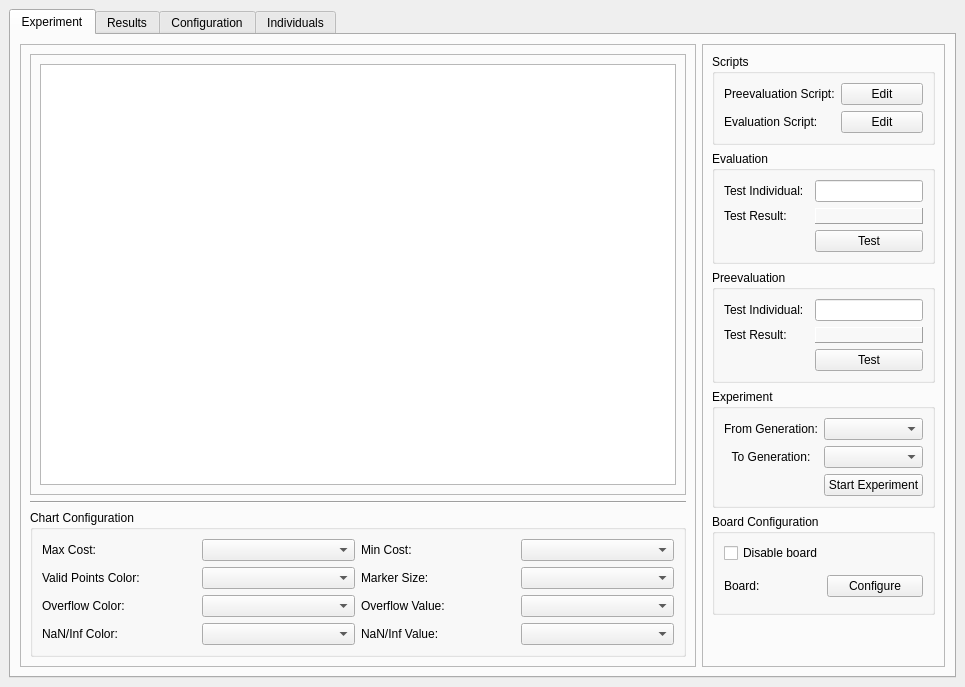
The window that MLC/GUI/Autogenerated/mlc_qtcreator/experiment.ui (MachineLearningControl/OpenMLC-Python) describes before a commit, drawn with Qt 5.
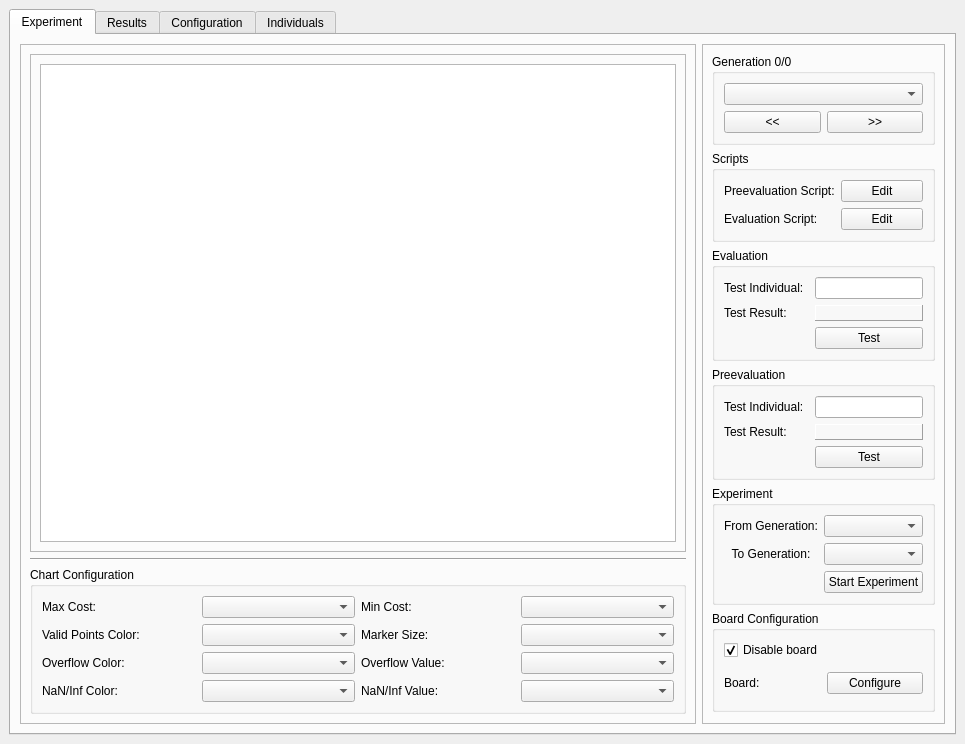
The same window after the commit.

Commit message: Replicated gen_count_combo in Experiment tab

What changed in the file:
```diff
--- a/MLC/GUI/Autogenerated/mlc_qtcreator/experiment.ui
+++ b/MLC/GUI/Autogenerated/mlc_qtcreator/experiment.ui
@@ -175,6 +175,32 @@
            <enum>QFrame::Raised</enum>
           </property>
           <layout class="QVBoxLayout" name="verticalLayout_3">
+           <item>
+            <widget class="QGroupBox" name="exp_gen_count_group">
+             <property name="title">
+              <string>Generation 0/0</string>
+             </property>
+             <layout class="QGridLayout" name="gridLayout">
+              <item row="1" column="0">
+               <widget class="QPushButton" name="exp_prov_gen_button">
+                <property name="text">
+                 <string>&lt;&lt;</string>
+                </property>
+               </widget>
+              </item>
+              <item row="1" column="1">
+               <widget class="QPushButton" name="exp_next_gen_button">
+                <property name="text">
+                 <string>&gt;&gt;</string>
+                </property>
+               </widget>
+              </item>
+              <item row="0" column="0" colspan="2">
+               <widget class="QComboBox" name="exp_gen_count_combo"/>
+              </item>
+             </layout>
+            </widget>
+           </item>
            <item>
             <widget class="QGroupBox" name="groupBox_2">
              <property name="title">
@@ -398,6 +424,9 @@
                 <property name="text">
                  <string>Disable board</string>
                 </property>
+                <property name="checked">
+                 <bool>true</bool>
+                </property>
                </widget>
               </item>
               <item>
```
Left out of the diff: 49 changed lines with no effect on the pictures. The commit also changes 2 other files.
